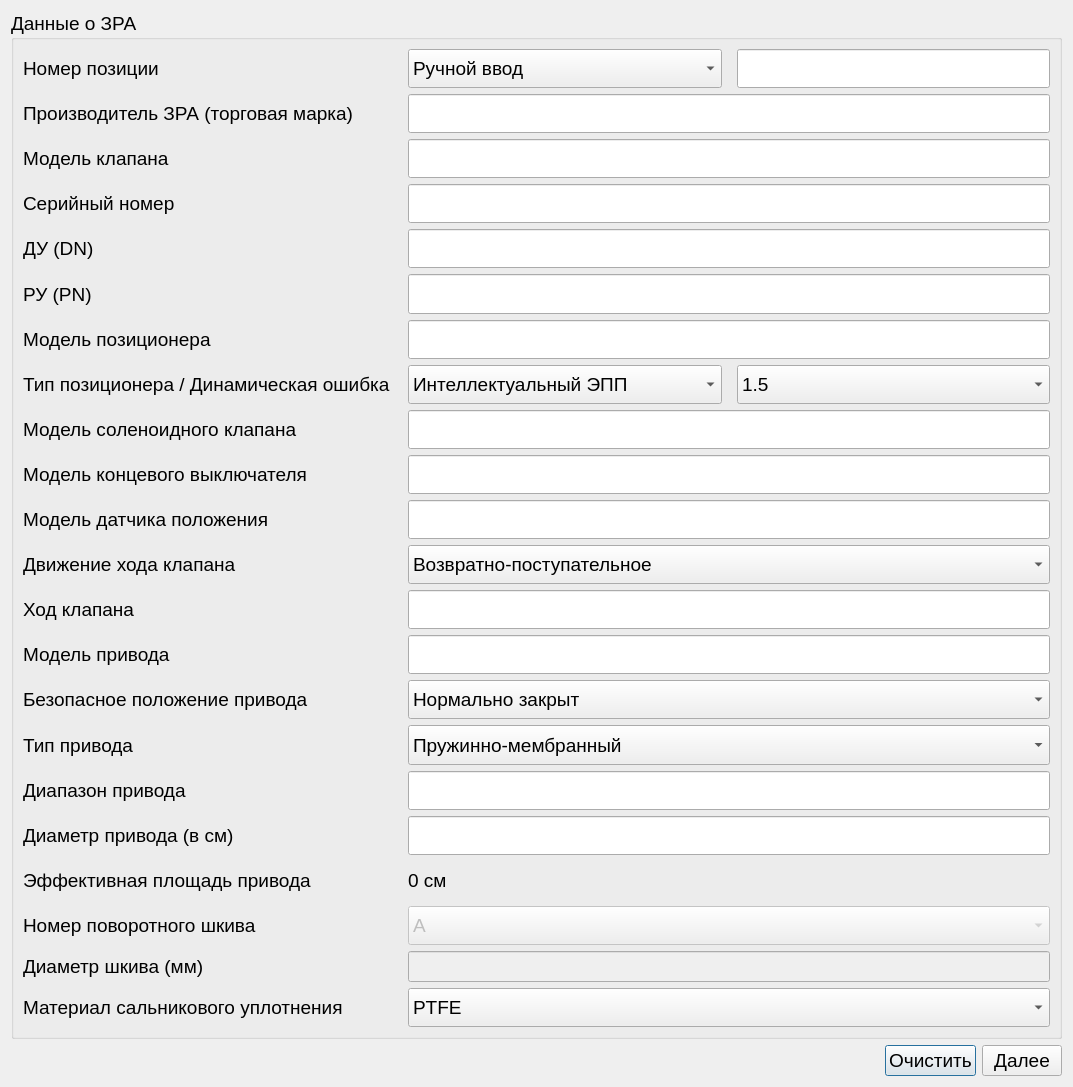
Above: ValveWindow.ui from Rekvim/MpiSki before the change. Below: the same form after it.
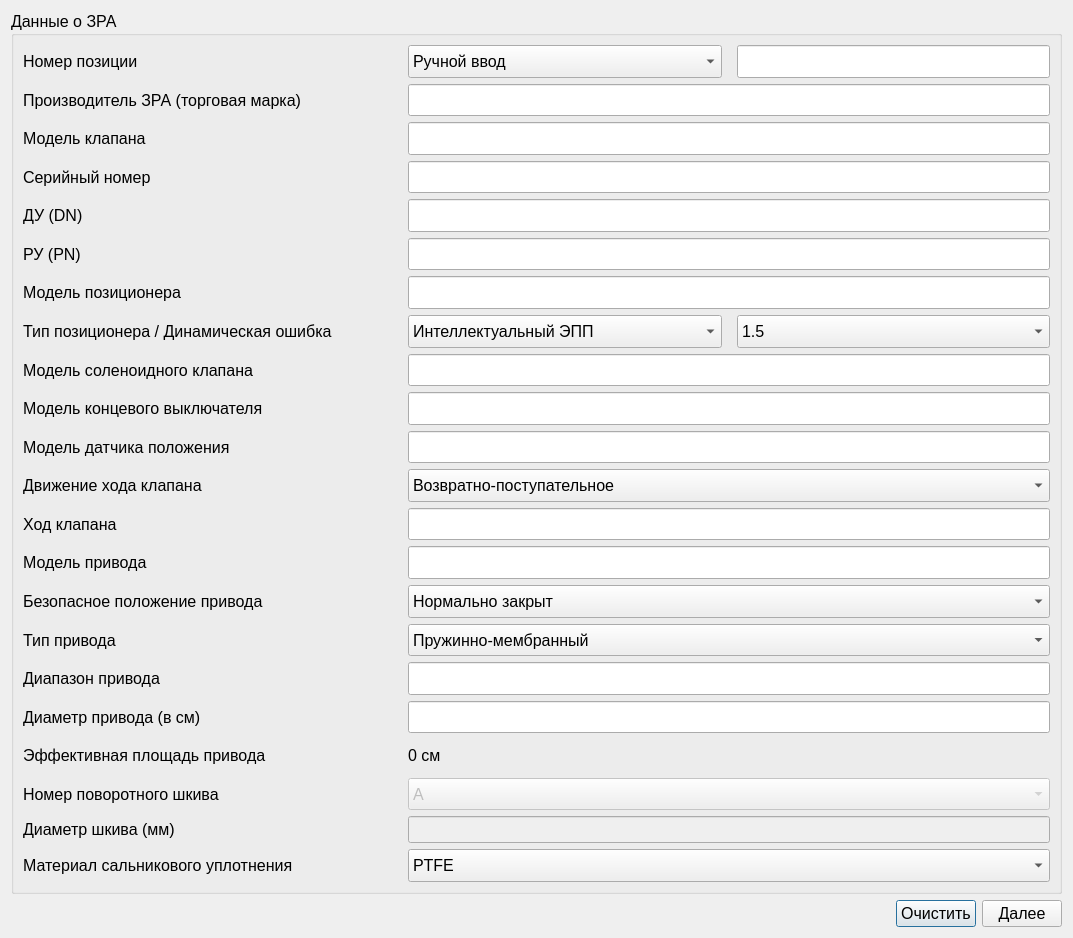
That is the form after the change.

Patch:
```diff
--- a/ValveWindow.ui
+++ b/ValveWindow.ui
@@ -7,7 +7,7 @@
     <x>0</x>
     <y>0</y>
     <width>1073</width>
-    <height>1087</height>
+    <height>938</height>
    </rect>
   </property>
   <property name="sizePolicy">
@@ -36,7 +36,7 @@
      <property name="font">
       <font>
        <family>Segoe UI</family>
-       <pointsize>14</pointsize>
+       <pointsize>12</pointsize>
       </font>
      </property>
      <property name="title">
@@ -71,7 +71,7 @@
           <property name="font">
            <font>
             <family>Segoe UI</family>
-            <pointsize>14</pointsize>
+            <pointsize>12</pointsize>
            </font>
           </property>
           <property name="text">
@@ -90,7 +90,7 @@
           <property name="font">
            <font>
             <family>Segoe UI</family>
-            <pointsize>14</pointsize>
+            <pointsize>12</pointsize>
            </font>
           </property>
           <item>
@@ -117,7 +117,7 @@
           <property name="font">
            <font>
             <family>Segoe UI</family>
-            <pointsize>14</pointsize>
+            <pointsize>12</pointsize>
            </font>
           </property>
          </widget>
@@ -146,7 +146,7 @@
           <property name="font">
            <font>
             <family>Segoe UI</family>
-            <pointsize>14</pointsize>
+            <pointsize>12</pointsize>
            </font>
           </property>
           <property name="text">
@@ -171,7 +171,7 @@
           <property name="font">
            <font>
             <family>Segoe UI</family>
-            <pointsize>14</pointsize>
+            <pointsize>12</pointsize>
            </font>
           </property>
          </widget>
@@ -206,7 +206,7 @@
           <property name="font">
            <font>
             <family>Segoe UI</family>
-            <pointsize>14</pointsize>
+            <pointsize>12</pointsize>
            </font>
           </property>
           <property name="text">
@@ -231,7 +231,7 @@
           <property name="font">
            <font>
             <family>Segoe UI</family>
-            <pointsize>14</pointsize>
+            <pointsize>12</pointsize>
            </font>
           </property>
          </widget>
@@ -266,7 +266,7 @@
           <property name="font">
            <font>
             <family>Segoe UI</family>
-            <pointsize>14</pointsize>
+            <pointsize>12</pointsize>
            </font>
           </property>
           <property name="text">
@@ -291,7 +291,7 @@
           <property name="font">
            <font>
             <family>Segoe UI</family>
-            <pointsize>14</pointsize>
+            <pointsize>12</pointsize>
            </font>
           </property>
          </widget>
@@ -326,7 +326,7 @@
           <property name="font">
            <font>
             <family>Segoe UI</family>
-            <pointsize>14</pointsize>
+            <pointsize>12</pointsize>
            </font>
           </property>
           <property name="text">
@@ -351,7 +351,7 @@
           <property name="font">
            <font>
             <family>Segoe UI</family>
-            <pointsize>14</pointsize>
+            <pointsize>12</pointsize>
            </font>
           </property>
          </widget>
@@ -386,7 +386,7 @@
           <property name="font">
            <font>
             <family>Segoe UI</family>
-            <pointsize>14</pointsize>
+            <pointsize>12</pointsize>
            </font>
           </property>
           <property name="text">
@@ -411,7 +411,7 @@
           <property name="font">
            <font>
             <family>Segoe UI</family>
-            <pointsize>14</pointsize>
+            <pointsize>12</pointsize>
            </font>
           </property>
          </widget>
@@ -446,7 +446,7 @@
           <property name="font">
            <font>
             <family>Segoe UI</family>
-            <pointsize>14</pointsize>
+            <pointsize>12</pointsize>
            </font>
           </property>
           <property name="text">
@@ -471,7 +471,7 @@
           <property name="font">
            <font>
             <family>Segoe UI</family>
-            <pointsize>14</pointsize>
+            <pointsize>12</pointsize>
            </font>
           </property>
          </widget>
@@ -506,7 +506,7 @@
           <property name="font">
            <font>
             <family>Segoe UI</family>
-            <pointsize>14</pointsize>
+            <pointsize>12</pointsize>
            </font>
           </property>
           <property name="text">
@@ -522,6 +522,12 @@
             <verstretch>0</verstretch>
            </sizepolicy>
           </property>
+          <property name="font">
+           <font>
+            <family>Segoe UI</family>
+            <pointsize>12</pointsize>
+           </font>
+          </property>
           <item>
            <property name="text">
             <string>Интеллектуальный ЭПП</string>
@@ -550,7 +556,7 @@
           <property name="font">
            <font>
             <family>Segoe UI</family>
-            <pointsize>14</pointsize>
+            <pointsize>12</pointsize>
            </font>
           </property>
           <item>
@@ -595,7 +601,7 @@
           <property name="font">
            <font>
             <family>Segoe UI</family>
-            <pointsize>14</pointsize>
+            <pointsize>12</pointsize>
            </font>
           </property>
           <property name="text">
@@ -620,7 +626,7 @@
           <property name="font">
            <font>
             <family>Segoe UI</family>
-            <pointsize>14</pointsize>
+            <pointsize>12</pointsize>
            </font>
           </property>
          </widget>
@@ -655,7 +661,7 @@
           <property name="font">
            <font>
             <family>Segoe UI</family>
-            <pointsize>14</pointsize>
+            <pointsize>12</pointsize>
            </font>
           </property>
           <property name="text">
@@ -680,7 +686,7 @@
           <property name="font">
            <font>
             <family>Segoe UI</family>
-            <pointsize>14</pointsize>
+            <pointsize>12</pointsize>
            </font>
           </property>
          </widget>
@@ -715,7 +721,7 @@
           <property name="font">
            <font>
             <family>Segoe UI</family>
-            <pointsize>14</pointsize>
+            <pointsize>12</pointsize>
            </font>
           </property>
           <property name="text">
@@ -740,7 +746,7 @@
           <property name="font">
            <font>
             <family>Segoe UI</family>
-            <pointsize>14</pointsize>
+            <pointsize>12</pointsize>
            </font>
           </property>
          </widget>
@@ -775,7 +781,7 @@
           <property name="font">
            <font>
             <family>Segoe UI</family>
-            <pointsize>14</pointsize>
+            <pointsize>12</pointsize>
            </font>
           </property>
           <property name="text">
@@ -800,7 +806,7 @@
           <property name="font">
            <font>
             <family>Segoe UI</family>
-            <pointsize>14</pointsize>
+            <pointsize>12</pointsize>
            </font>
           </property>
           <item>
@@ -845,7 +851,7 @@
           <property name="font">
            <font>
             <family>Segoe UI</family>
-            <pointsize>14</pointsize>
+            <pointsize>12</pointsize>
            </font>
           </property>
           <property name="text">
@@ -870,7 +876,7 @@
           <property name="font">
            <font>
             <family>Segoe UI</family>
-            <pointsize>14</pointsize>
+            <pointsize>12</pointsize>
            </font>
           </property>
          </widget>
@@ -905,7 +911,7 @@
           <property name="font">
            <font>
             <family>Segoe UI</family>
-            <pointsize>14</pointsize>
+            <pointsize>12</pointsize>
            </font>
           </property>
           <property name="text">
@@ -930,7 +936,7 @@
           <property name="font">
            <font>
             <family>Segoe UI</family>
-            <pointsize>14</pointsize>
+            <pointsize>12</pointsize>
            </font>
           </property>
          </widget>
@@ -965,7 +971,7 @@
           <property name="font">
            <font>
             <family>Segoe UI</family>
-            <pointsize>14</pointsize>
+            <pointsize>12</pointsize>
            </font>
           </property>
           <property name="text">
@@ -990,7 +996,7 @@
           <property name="font">
            <font>
             <family>Segoe UI</family>
-            <pointsize>14</pointsize>
+            <pointsize>12</pointsize>
            </font>
           </property>
           <item>
@@ -1035,7 +1041,7 @@
           <property name="font">
            <font>
             <family>Segoe UI</family>
-            <pointsize>14</pointsize>
+            <pointsize>12</pointsize>
            </font>
           </property>
           <property name="text">
@@ -1060,7 +1066,7 @@
           <property name="font">
            <font>
             <family>Segoe UI</family>
-            <pointsize>14</pointsize>
+            <pointsize>12</pointsize>
            </font>
           </property>
           <item>
@@ -1105,7 +1111,7 @@
           <property name="font">
            <font>
             <family>Segoe UI</family>
-            <pointsize>14</pointsize>
+            <pointsize>12</pointsize>
            </font>
           </property>
           <property name="text">
@@ -1130,7 +1136,7 @@
           <property name="font">
            <font>
             <family>Segoe UI</family>
-            <pointsize>14</pointsize>
+            <pointsize>12</pointsize>
            </font>
           </property>
          </widget>
@@ -1165,7 +1171,7 @@
           <property name="font">
            <font>
             <family>Segoe UI</family>
-            <pointsize>14</pointsize>
+            <pointsize>12</pointsize>
            </font>
           </property>
           <property name="text">
@@ -1181,6 +1187,12 @@
             <verstretch>0</verstretch>
            </sizepolicy>
           </property>
+          <property name="font">
+           <font>
+            <family>Segoe UI</family>
+            <pointsize>12</pointsize>
+           </font>
+          </property>
          </widget>
         </item>
        </layout>
@@ -1213,7 +1225,7 @@
           <property name="font">
            <font>
             <family>Segoe UI</family>
-            <pointsize>14</pointsize>
+            <pointsize>12</pointsize>
            </font>
           </property>
           <property name="text">
@@ -1238,7 +1250,7 @@
           <property name="font">
            <font>
             <family>Segoe UI</family>
-            <pointsize>14</pointsize>
+            <pointsize>12</pointsize>
            </font>
           </property>
           <property name="text">
@@ -1276,7 +1288,7 @@
           <property name="font">
            <font>
             <family>Segoe UI</family>
-            <pointsize>14</pointsize>
+            <pointsize>12</pointsize>
            </font>
           </property>
           <property name="text">
@@ -1304,7 +1316,7 @@
           <property name="font">
            <font>
             <family>Segoe UI</family>
-            <pointsize>14</pointsize>
+            <pointsize>12</pointsize>
            </font>
           </property>
           <item>
@@ -1364,7 +1376,7 @@
           <property name="font">
            <font>
             <family>Segoe UI</family>
-            <pointsize>14</pointsize>
+            <pointsize>12</pointsize>
            </font>
           </property>
           <property name="text">
@@ -1377,6 +1389,12 @@
           <property name="enabled">
            <bool>false</bool>
           </property>
+          <property name="font">
+           <font>
+            <family>Segoe UI</family>
+            <pointsize>12</pointsize>
+           </font>
+          </property>
          </widget>
         </item>
        </layout>
@@ -1409,7 +1427,7 @@
           <property name="font">
            <font>
             <family>Segoe UI</family>
-            <pointsize>14</pointsize>
+            <pointsize>12</pointsize>
            </font>
           </property>
           <property name="text">
@@ -1425,6 +1443,12 @@
             <verstretch>0</verstretch>
            </sizepolicy>
           </property>
+          <property name="font">
+           <font>
+            <family>Segoe UI</family>
+            <pointsize>12</pointsize>
+           </font>
+          </property>
           <item>
            <property name="text">
             <string>PTFE</string>
@@ -1461,7 +1485,7 @@
       <widget class="QPushButton" name="pushButton_clear">
        <property name="font">
         <font>
-         <pointsize>14</pointsize>
+         <pointsize>12</pointsize>
         </font>
        </property>
        <property name="text">
@@ -1473,7 +1497,7 @@
       <widget class="QPushButton" name="pushButton">
        <property name="font">
         <font>
-         <pointsize>14</pointsize>
+         <pointsize>12</pointsize>
         </font>
        </property>
        <property name="text">
```
